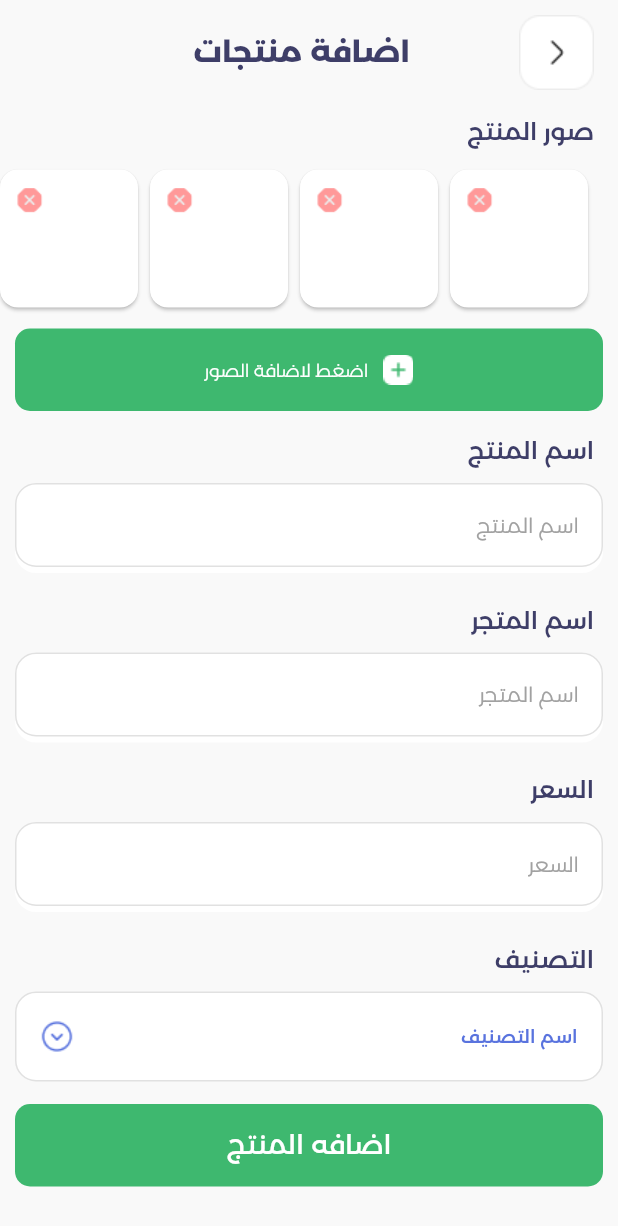
After one commit to musabagab/flutter_coding_test, a Flutter app: the AddProduct screen opened directly, on a phone screen of 412 x 824 dp. The commit adds this screen. Shown: the top 1226 px of the screen. Run offline on Flutter 3.47's test engine with Material 2 defaults, Android fonts, the phone set to English and light mode, and no system bars; our stand-ins replace flutter_bloc, freezed_annotation.

Commit message:
created add product form

```diff
--- /dev/null
+++ b/lib/features/add_product/add_product.dart
@@ -0,0 +1,67 @@
+import 'package:flutter/material.dart';
+import 'package:flutter_coding_test/features/add_product/widgets/add_images_button.dart';
+import 'package:flutter_coding_test/features/add_product/widgets/add_product_form.dart';
+import 'package:flutter_coding_test/features/add_product/widgets/header.dart';
+import 'package:flutter_coding_test/features/add_product/widgets/product_images.dart';
+import 'package:flutter_coding_test/features/add_product/widgets/submit_product_button.dart';
+
+import '../../ui/app_colors.dart';
+import '../../ui/custom_text.dart';
+
+class AddProduct extends StatefulWidget {
+  const AddProduct({super.key});
+
+  @override
+  State<AddProduct> createState() => _AddProductState();
+}
+
+class _AddProductState extends State<AddProduct> {
+  @override
+  Widget build(BuildContext context) {
+    return const SafeArea(
+      child: Scaffold(
+          backgroundColor: AppColors.primaryBackground,
+          body: SingleChildScrollView(
+            child: Column(
+              crossAxisAlignment: CrossAxisAlignment.end,
+              children: [
+                SizedBox(
+                  height: 10,
+                ),
+                Header(),
+                SizedBox(
+                  height: 16,
+                ),
+                Padding(
+                  padding: EdgeInsets.only(right: 16),
+                  child: MediumText(
+                    text: "صور المنتج",
+                    fontColor: AppColors.darkBlue,
+                    fontSize: 16,
+                  ),
+                ),
+                SizedBox(
+                  height: 10,
+                ),
+                ProductImages(),
+                SizedBox(
+                  height: 10,
+                ),
+                AddImagesButton(),
+                SizedBox(
+                  height: 15,
+                ),
+                AddProductForm(),
+                SizedBox(
+                  height: 15,
+                ),
+                SubmitProductButton(),
+                SizedBox(
+                  height: 15,
+                ),
+              ],
+            ),
+          )),
+    );
+  }
+}
--- /dev/null
+++ b/lib/features/add_product/widgets/add_images_button.dart
@@ -0,0 +1,39 @@
+import 'package:flutter/material.dart';
+
+import '../../../ui/app_colors.dart';
+import '../../../ui/custom_text.dart';
+
+class AddImagesButton extends StatelessWidget {
+  const AddImagesButton({super.key});
+
+  @override
+  Widget build(BuildContext context) {
+    return GestureDetector(
+      onTap: () {
+        //TODO: pick photos
+      },
+      child: Container(
+        height: 55,
+        margin: const EdgeInsets.symmetric(horizontal: 10),
+        decoration: BoxDecoration(
+          color: AppColors.green,
+          borderRadius: BorderRadius.circular(10),
+        ),
+        child: Row(
+          mainAxisAlignment: MainAxisAlignment.center,
+          children: [
+            const LightText(
+              text: "اضغط لاضافة الصور",
+              fontColor: Colors.white,
+              fontSize: 12,
+            ),
+            const SizedBox(
+              width: 10,
+            ),
+            Image.asset("assets/icon_add_small.png"),
+          ],
+        ),
+      ),
+    );
+  }
+}
--- /dev/null
+++ b/lib/features/add_product/widgets/add_product_form.dart
@@ -0,0 +1,64 @@
+import 'package:flutter/material.dart';
+import 'package:flutter_coding_test/features/add_product/widgets/category_dropdown.dart';
+import 'package:flutter_coding_test/features/add_product/widgets/custom_text_field.dart';
+import 'package:flutter_coding_test/ui/app_colors.dart';
+
+import '../../../ui/custom_text.dart';
+
+class AddProductForm extends StatefulWidget {
+  const AddProductForm({super.key});
+
+  @override
+  State<AddProductForm> createState() => _AddProductFormState();
+}
+
+class _AddProductFormState extends State<AddProductForm> {
+  final _formKey = GlobalKey<FormState>();
+
+  final _productNameController = TextEditingController();
+  final _productStoreNameController = TextEditingController();
+  final _producPriceController = TextEditingController();
+
+  @override
+  Widget build(BuildContext context) {
+    return Form(
+        key: _formKey,
+        child: Column(
+          crossAxisAlignment: CrossAxisAlignment.end,
+          children: [
+            CustomTextField(
+              labelText: "اسم المنتج",
+              controller: _productNameController,
+            ),
+            const SizedBox(
+              height: 20,
+            ),
+            CustomTextField(
+              labelText: "اسم المتجر",
+              controller: _productStoreNameController,
+            ),
+            const SizedBox(
+              height: 20,
+            ),
+            CustomTextField(
+              labelText: "السعر",
+              controller: _producPriceController,
+              numbersKeyboard: true,
+            ),
+            const SizedBox(
+              height: 20,
+            ),
+            const Padding(
+              padding: EdgeInsets.only(right: 16),
+              child: MediumText(
+                text: "التصنيف",
+                fontColor: AppColors.darkBlue,
+                fontSize: 16,
+              ),
+            ),
+            const SizedBox(height: 10),
+            const CategoryDropdown()
+          ],
+        ));
+  }
+}
--- /dev/null
+++ b/lib/features/add_product/widgets/category_dropdown.dart
@@ -0,0 +1,54 @@
+import 'package:flutter/material.dart';
+import 'package:flutter_coding_test/ui/app_colors.dart';
+
+import '../../../ui/custom_text.dart';
+
+class CategoryDropdown extends StatefulWidget {
+  const CategoryDropdown({super.key});
+
+  @override
+  State<CategoryDropdown> createState() => _CategoryDropdownState();
+}
+
+class _CategoryDropdownState extends State<CategoryDropdown> {
+  @override
+  Widget build(BuildContext context) {
+    return Container(
+      height: 60,
+      decoration: BoxDecoration(
+        color: Colors.white,
+        borderRadius: BorderRadius.circular(14),
+        border: Border.all(color: AppColors.greyBorder, width: 1),
+      ),
+      margin: const EdgeInsets.symmetric(horizontal: 10),
+      child: Row(
+        mainAxisAlignment: MainAxisAlignment.spaceBetween,
+        children: [
+          const SizedBox(
+            width: 16,
+          ),
+          Image.asset(
+            'assets/icon_dropdown.png',
+            width: 22,
+            height: 22,
+            fit: BoxFit.contain,
+          ),
+          const SizedBox(width: 16),
+          const Expanded(
+            child: Align(
+              alignment: Alignment.centerRight,
+              child: MediumText(
+                text: "اسم التصنيف",
+                fontColor: AppColors.blue,
+                fontSize: 12,
+              ),
+            ),
+          ),
+          const SizedBox(
+            width: 16,
+          )
+        ],
+      ),
+    );
+  }
+}
--- /dev/null
+++ b/lib/features/add_product/widgets/custom_text_field.dart
@@ -0,0 +1,64 @@
+import 'package:flutter/material.dart';
+import 'package:flutter_coding_test/ui/app_colors.dart';
+import 'package:flutter_coding_test/ui/custom_text.dart';
+
+class CustomTextField extends StatelessWidget {
+  final String labelText;
+  final TextEditingController controller;
+  final bool numbersKeyboard;
+
+  const CustomTextField({
+    required this.labelText,
+    required this.controller,
+    this.numbersKeyboard = false,
+  });
+
+  @override
+  Widget build(BuildContext context) {
+    return Column(
+      crossAxisAlignment: CrossAxisAlignment.end,
+      children: [
+        Padding(
+          padding: const EdgeInsets.only(right: 16),
+          child: MediumText(
+            text: labelText,
+            fontColor: AppColors.darkBlue,
+            fontSize: 16,
+          ),
+        ),
+        const SizedBox(height: 10),
+        Container(
+          height: 60,
+          decoration: BoxDecoration(
+              color: Colors.white, borderRadius: BorderRadius.circular(14)),
+          margin: const EdgeInsets.symmetric(horizontal: 10),
+          child: TextFormField(
+            textDirection: TextDirection.rtl,
+            keyboardType:
+                numbersKeyboard ? TextInputType.number : TextInputType.text,
+            controller: controller,
+            decoration: InputDecoration(
+              floatingLabelBehavior: FloatingLabelBehavior.never,
+              enabledBorder: const OutlineInputBorder(
+                borderRadius: BorderRadius.all(Radius.circular(14)),
+                borderSide: BorderSide(width: 1, color: AppColors.greyBorder),
+              ),
+              focusedBorder: const OutlineInputBorder(
+                borderRadius: BorderRadius.all(Radius.circular(14)),
+                borderSide: BorderSide(width: 1, color: AppColors.greyBorder),
+              ),
+              label: Align(
+                alignment: Alignment.centerRight,
+                child: LightText(
+                  text: labelText,
+                  fontColor: AppColors.darkGrey,
+                  fontSize: 14,
+                ),
+              ),
+            ),
+          ),
+        ),
+      ],
+    );
+  }
+}
--- /dev/null
+++ b/lib/features/add_product/widgets/header.dart
@@ -0,0 +1,37 @@
+import 'package:flutter/material.dart';
+import 'package:flutter_coding_test/ui/app_colors.dart';
+import 'package:flutter_coding_test/ui/custom_text.dart';
+
+class Header extends StatelessWidget {
+  const Header({super.key});
+
+  @override
+  Widget build(BuildContext context) {
+    return Padding(
+      padding: const EdgeInsets.symmetric(horizontal: 16),
+      child: Row(
+        children: [
+          const SizedBox(
+            width: 40,
+          ),
+          const Expanded(
+            child: Align(
+              alignment: Alignment.center,
+              child: BoldText(
+                text: "اضافة منتجات",
+                fontColor: AppColors.darkBlue,
+                fontSize: 20,
+              ),
+            ),
+          ),
+          GestureDetector(
+            child: Image.asset('assets/icon_arrow_back.png'),
+            onTap: () {
+              Navigator.of(context).pop();
+            },
+          ),
+        ],
+      ),
+    );
+  }
+}
--- /dev/null
+++ b/lib/features/add_product/widgets/product_images.dart
@@ -0,0 +1,41 @@
+import 'package:flutter/material.dart';
+
+class ProductImages extends StatelessWidget {
+  const ProductImages({super.key});
+
+  @override
+  Widget build(BuildContext context) {
+    return SizedBox(
+      height: 100,
+      child: ListView.builder(
+          reverse: true,
+          itemCount: 4,
+          padding: const EdgeInsets.only(right: 16),
+          scrollDirection: Axis.horizontal,
+          shrinkWrap: true,
+          itemBuilder: (BuildContext context, int index) {
+            return SizedBox(
+              height: 100,
+              width: 100,
+              child: Card(
+                color: Colors.white,
+                shape: RoundedRectangleBorder(
+                  borderRadius: BorderRadius.circular(12),
+                ),
+                child: Align(
+                  alignment: Alignment.topLeft,
+                  child: Container(
+                    width: 20,
+                    height: 20,
+                    margin: const EdgeInsets.only(left: 10, top: 10),
+                    child: Image.asset(
+                      "assets/icon_remove.png",
+                    ),
+                  ),
+                ),
+              ),
+            );
+          }),
+    );
+  }
+}
--- /dev/null
+++ b/lib/features/add_product/widgets/submit_product_button.dart
@@ -0,0 +1,39 @@
+import 'package:flutter/material.dart';
+import 'package:flutter_coding_test/ui/custom_text.dart';
+
+import '../../../ui/app_colors.dart';
+
+class SubmitProductButton extends StatefulWidget {
+  const SubmitProductButton({super.key});
+
+  @override
+  State<SubmitProductButton> createState() => _SubmitProductButtonState();
+}
+
+class _SubmitProductButtonState extends State<SubmitProductButton> {
+  @override
+  Widget build(BuildContext context) {
+    return GestureDetector(
+      onTap: () {},
+      child: Container(
+        height: 55,
+        margin: const EdgeInsets.symmetric(horizontal: 10),
+        decoration: BoxDecoration(
+          color: AppColors.green,
+          borderRadius: BorderRadius.circular(10),
+        ),
+        child: const Row(
+          crossAxisAlignment: CrossAxisAlignment.center,
+          mainAxisAlignment: MainAxisAlignment.center,
+          children: [
+            RegularText(
+              text: "اضافه المنتج",
+              fontColor: Colors.white,
+              fontSize: 18,
+            ),
+          ],
+        ),
+      ),
+    );
+  }
+}
--- a/lib/features/products_list/widgets/header.dart
+++ b/lib/features/products_list/widgets/header.dart
@@ -1,4 +1,5 @@
 import 'package:flutter/material.dart';
+import 'package:flutter_coding_test/features/add_product/add_product.dart';
 
 import '../../../ui/app_colors.dart';
 import '../../../ui/custom_text.dart';
@@ -16,7 +17,10 @@ class Header extends StatelessWidget {
         children: [
           GestureDetector(
             child: Image.asset('assets/icon_add_product.png'),
-            onTap: () {},
+            onTap: () {
+              Navigator.of(context).push(MaterialPageRoute(
+                  builder: (BuildContext contex) => const AddProduct()));
+            },
           ),
           const Expanded(
             child: Align(
--- a/lib/features/products_list/widgets/products_list.dart
+++ b/lib/features/products_list/widgets/products_list.dart
@@ -83,7 +83,7 @@ class _ProductsListState extends State<ProductsList> {
                         ),
                       ),
                     ),
-                    const SizedBox(height: 10), // Add spacing here
+                    const SizedBox(height: 10),
                   ],
                 ),
               ),
--- a/lib/ui/app_colors.dart
+++ b/lib/ui/app_colors.dart
@@ -6,6 +6,7 @@ class AppColors {
   static const Color green = Color(0xFF3EB86F);
   static const Color red = Color(0xFFFF4155);
   static const Color lightGrey = Color(0xFFEEEEEE);
+  static const Color greyBorder = Color(0xFFE1E1E1);
   static const Color darkGrey = Color(0xFFA1A1A1);
   static const Color grey = Color(0xFFD9D9D9);
   static const Color blue = Color(0xFF5973DE);
--- a/pubspec.yaml
+++ b/pubspec.yaml
@@ -34,6 +34,7 @@ dependencies:
     sdk: flutter
   flutter_bloc: ^8.0.1
   http: ^0.13.4
+  image_picker: ^1.0.2
 
 dev_dependencies:
   flutter_test:
```
Also changed, not shown: pubspec.lock, 5 other files.
